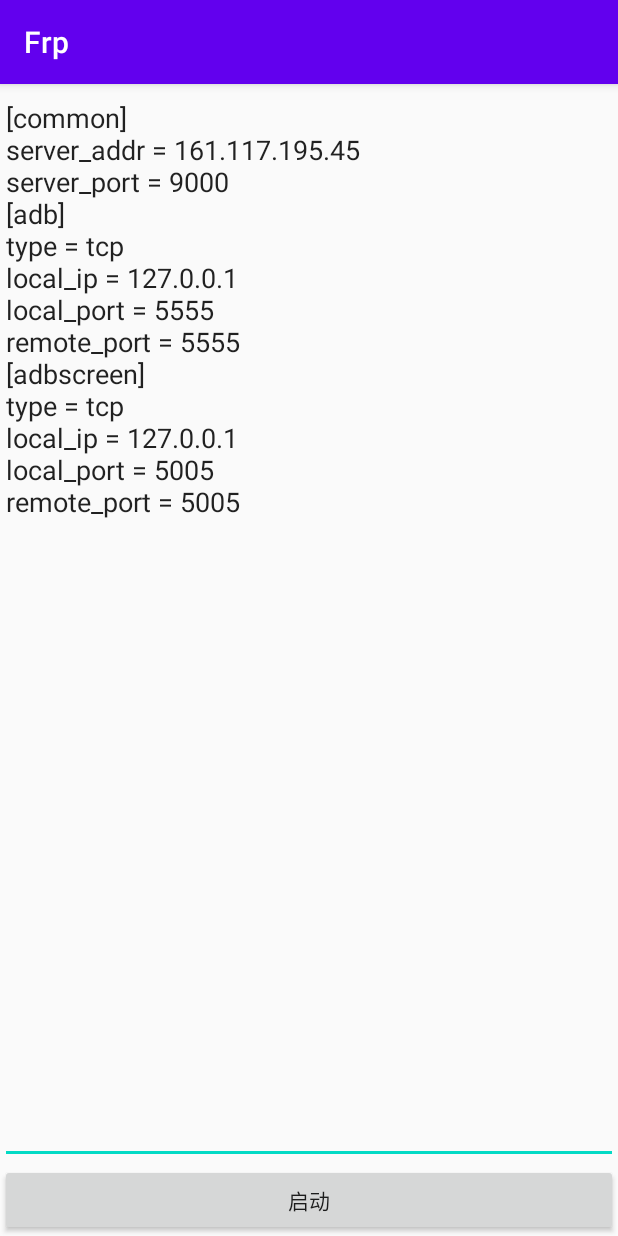
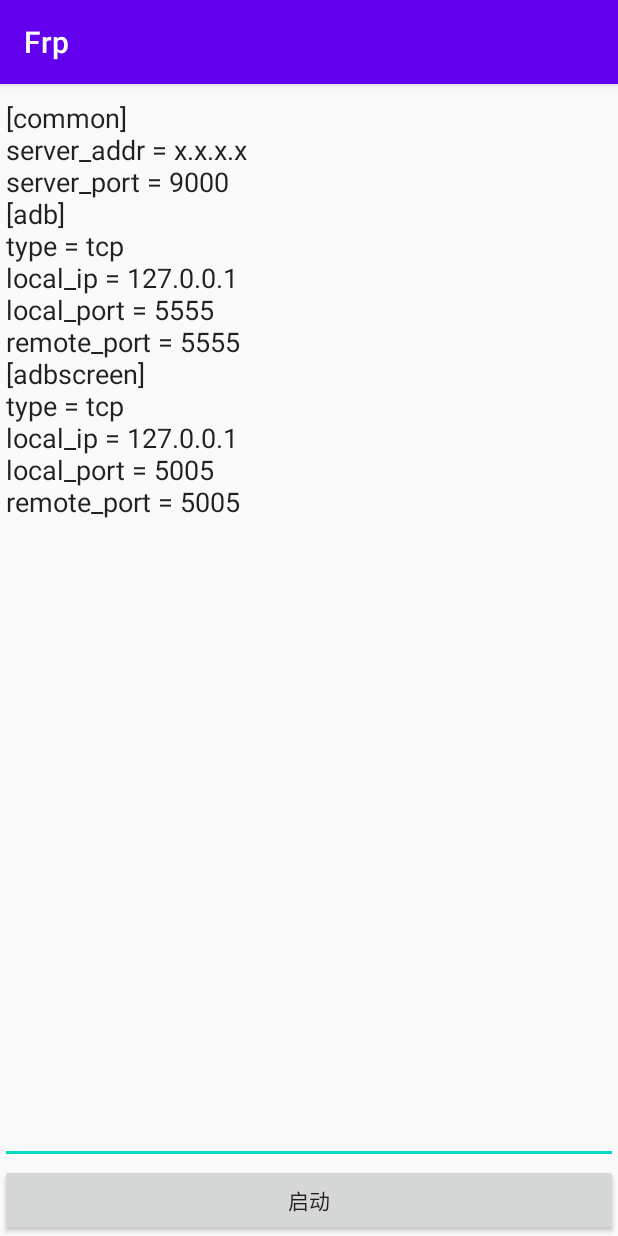
Before and after one commit to woshiwzy/MyAnkdroidFrpc, an Android app: the screen it shows after launch (MainActivity), on a phone screen of 412 x 824 dp. Run offline under Robolectric (Android 15) with nearby library versions, the phone set to English and light mode, and no system bars.

Commit message:
配置文件规整

```diff
--- a/app/src/main/java/com/example/frp/MainActivity.kt
+++ b/app/src/main/java/com/example/frp/MainActivity.kt
@@ -16,7 +16,7 @@ class MainActivity : AppCompatActivity() {
         val ini = getPreferences(Context.MODE_PRIVATE).getString(
             "frpc_ini",
             "[common]\n" +
-                    "server_addr = 161.117.195.45\n" +
+                    "server_addr = x.x.x.x\n" +
                     "server_port = 9000\n" +
                     "[adb]\r\n" +
                     "type = tcp\n" +
```
Also changed, not shown: 1 other file.
